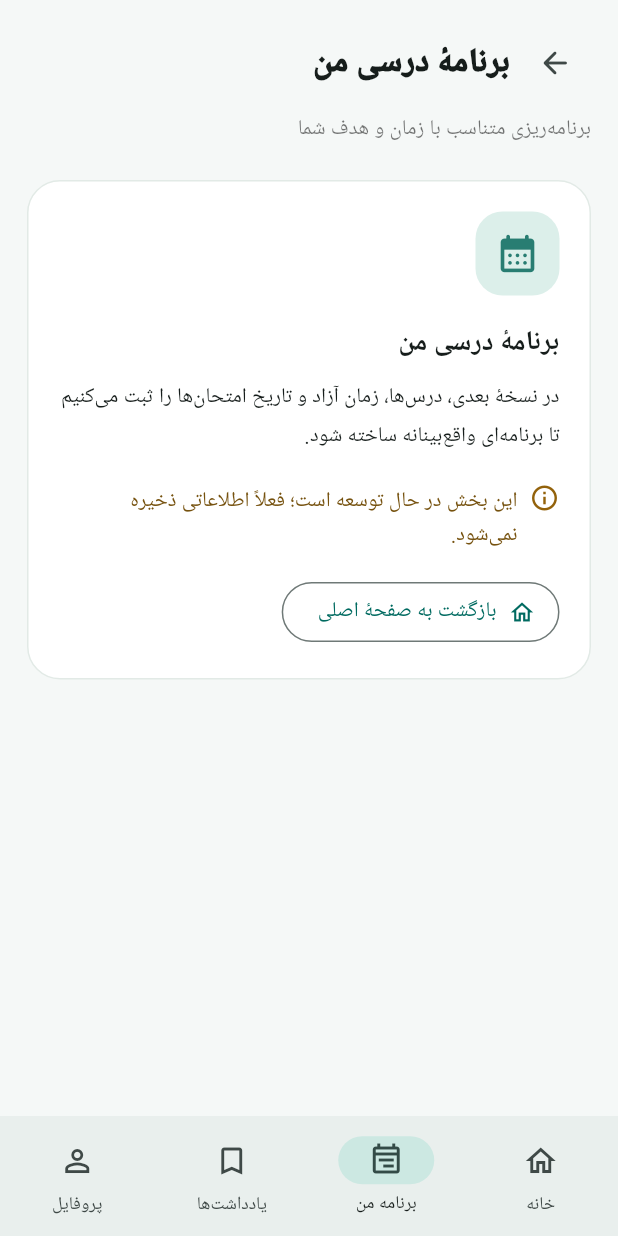
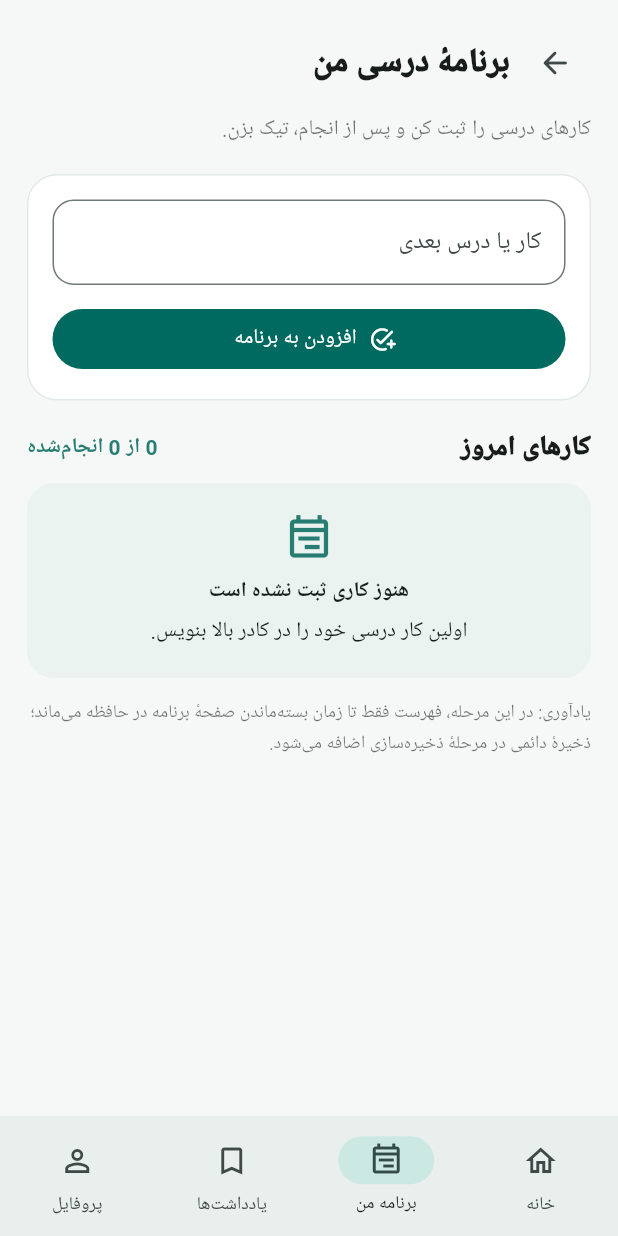
Before and after one commit to Tahmoures54/SmartAcademicAdvisor, a Flutter app: the screen it shows after launch, item 2 of the bottom bar chosen, on a phone screen of 412 x 824 dp. Run offline on Flutter 3.47's test engine with Material 3 defaults, Android fonts, the phone set to English and light mode, and no system bars.

Commit message:
Implement interactive study task planner

```diff
--- a/lib/main.dart
+++ b/lib/main.dart
@@ -30,6 +30,9 @@ class AdvisorHomeScreen extends StatefulWidget {
 
 class _AdvisorHomeScreenState extends State<AdvisorHomeScreen> {
   final _questionController = TextEditingController();
+  final _newTaskController = TextEditingController();
+  final List<String> _studyTasks = [];
+  final Set<String> _completedTasks = {};
   String _stage = 'متوسطه اول';
   String _goal = 'برنامه‌ریزی درسی';
   String _tab = 'خانه';
@@ -38,7 +41,7 @@ class _AdvisorHomeScreenState extends State<AdvisorHomeScreen> {
   static const stages = ['ابتدایی', 'متوسطه اول', 'متوسطه دوم', 'کنکوری', 'دانشجو', 'فارغ‌التحصیل'];
 
   @override
-  void dispose() { _questionController.dispose(); super.dispose(); }
+  void dispose() { _questionController.dispose(); _newTaskController.dispose(); super.dispose(); }
 
   String _stageAdvice() => switch (_stage) {
     'ابتدایی' => 'درس را به بخش‌های کوتاه ۱۰ تا ۱۵ دقیقه‌ای تقسیم کن، بعد از هر بخش کمی استراحت داشته باش و اگر مطلبی سخت بود از معلم یا خانواده کمک بگیر.',
@@ -106,7 +109,97 @@ class _AdvisorHomeScreenState extends State<AdvisorHomeScreen> {
     ),
   );
 
+  void _addStudyTask() {
+    final task = _newTaskController.text.trim();
+    if (task.isEmpty) return;
+    setState(() {
+      _studyTasks.add(task);
+      _newTaskController.clear();
+    });
+  }
+
+  Widget _studyPlannerPage() => ListView(
+    padding: const EdgeInsets.fromLTRB(18, 18, 18, 28),
+    children: [
+      Row(children: [
+        IconButton(onPressed: () => setState(() => _tab = 'خانه'),
+          icon: const Icon(Icons.arrow_forward_rounded), tooltip: 'بازگشت به خانه'),
+        const SizedBox(width: 6),
+        const Expanded(child: Text('برنامهٔ درسی من',
+          style: TextStyle(fontSize: 22, fontWeight: FontWeight.w900))),
+      ]),
+      const SizedBox(height: 8),
+      const Text('کارهای درسی را ثبت کن و پس از انجام، تیک بزن.',
+        style: TextStyle(color: Colors.black54, height: 1.7)),
+      const SizedBox(height: 18),
+      Container(padding: const EdgeInsets.all(16),
+        decoration: BoxDecoration(color: Colors.white, borderRadius: BorderRadius.circular(20),
+          border: Border.all(color: const Color(0xFFE2EAE6))),
+        child: Column(crossAxisAlignment: CrossAxisAlignment.stretch, children: [
+          TextField(controller: _newTaskController,
+            textInputAction: TextInputAction.done,
+            onSubmitted: (_) => _addStudyTask(),
+            decoration: InputDecoration(
+              labelText: 'کار یا درس بعدی',
+              hintText: 'مثلاً: مرور فصل دوم علوم',
+              border: OutlineInputBorder(borderRadius: BorderRadius.circular(14))),
+          ),
+          const SizedBox(height: 12),
+          FilledButton.icon(onPressed: _addStudyTask,
+            icon: const Icon(Icons.add_task_rounded), label: const Text('افزودن به برنامه')),
+        ]),
+      ),
+      const SizedBox(height: 18),
+      Row(children: [
+        const Expanded(child: Text('کارهای امروز',
+          style: TextStyle(fontSize: 18, fontWeight: FontWeight.w900))),
+        Text('${_completedTasks.length} از ${_studyTasks.length} انجام‌شده',
+          style: const TextStyle(color: Color(0xFF287D72), fontWeight: FontWeight.w700)),
+      ]),
+      const SizedBox(height: 10),
+      if (_studyTasks.isEmpty)
+        Container(padding: const EdgeInsets.all(20),
+          decoration: BoxDecoration(color: const Color(0xFFEAF3F0), borderRadius: BorderRadius.circular(18)),
+          child: const Column(children: [
+            Icon(Icons.event_note_outlined, size: 34, color: Color(0xFF287D72)),
+            SizedBox(height: 8),
+            Text('هنوز کاری ثبت نشده است', style: TextStyle(fontWeight: FontWeight.w800)),
+            SizedBox(height: 4),
+            Text('اولین کار درسی خود را در کادر بالا بنویس.',
+              textAlign: TextAlign.center, style: TextStyle(height: 1.6)),
+          ]),
+        )
+      else
+        ..._studyTasks.asMap().entries.map((entry) => Card(
+          margin: const EdgeInsets.only(bottom: 8),
+          child: CheckboxListTile(
+            value: _completedTasks.contains(entry.key),
+            onChanged: (checked) => setState(() {
+              if (checked == true) { _completedTasks.add(entry.key); }
+              else { _completedTasks.remove(entry.key); }
+            }),
+            title: Text(entry.value),
+            controlAffinity: ListTileControlAffinity.leading,
+            secondary: IconButton(
+              tooltip: 'حذف کار',
+              icon: const Icon(Icons.delete_outline_rounded),
+              onPressed: () => setState(() {
+                _studyTasks.removeAt(entry.key);
+                _completedTasks
+                  ..removeWhere((index) => index >= _studyTasks.length)
+                  ..remove(entry.key);
+              }),
+            ),
+          ),
+        )),
+      const SizedBox(height: 12),
+      const Text('یادآوری: در این مرحله، فهرست فقط تا زمان بسته‌ماندن صفحهٔ برنامه در حافظه می‌ماند؛ ذخیرهٔ دائمی در مرحلهٔ ذخیره‌سازی اضافه می‌شود.',
+        style: TextStyle(color: Colors.black54, fontSize: 12, height: 1.7)),
+    ],
+  );
+
   Widget _secondaryPage() {
+    if (_tab == 'برنامه من') return _studyPlannerPage();
     final details = switch (_tab) {
       'برنامه من' => ('برنامهٔ درسی من', 'برنامه‌ریزی متناسب با زمان و هدف شما', Icons.calendar_month_rounded,
         'در نسخهٔ بعدی، درس‌ها، زمان آزاد و تاریخ امتحان‌ها را ثبت می‌کنیم تا برنامه‌ای واقع‌بینانه ساخته شود.'),
```
